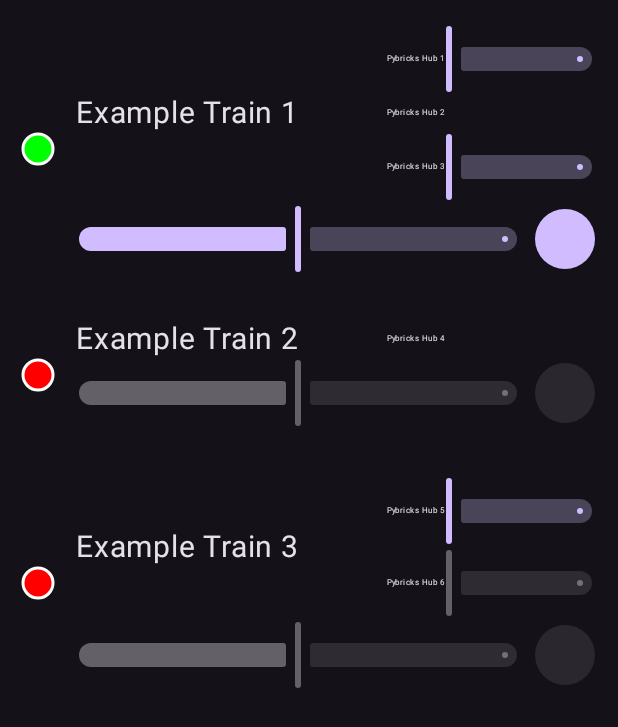
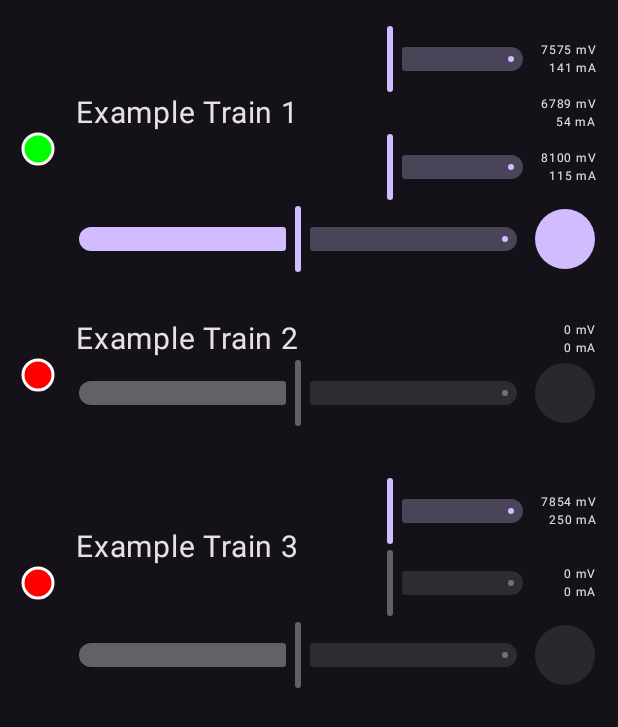
Before and after one commit to Tsar/lego_trains_control, an Android app built with Jetpack Compose: the @Preview function PreviewAllTrainControls, on a phone screen of 412 x 824 dp. Shown: the top 727 px of the screen. Run offline under Robolectric (Android 15) with nearby library versions, the phone set to English and light mode, and no system bars.

Commit message:
Displaying battery voltage and current

```diff
--- a/App/app/src/main/java/ru/tsar_ioann/legotrainscontrol/Train.kt
+++ b/App/app/src/main/java/ru/tsar_ioann/legotrainscontrol/Train.kt
@@ -1,6 +1,8 @@
 package ru.tsar_ioann.legotrainscontrol
 
+import androidx.compose.runtime.MutableIntState
 import androidx.compose.runtime.MutableState
+import androidx.compose.runtime.mutableIntStateOf
 import androidx.compose.runtime.mutableStateOf
 
 data class Train(
@@ -11,5 +13,7 @@ data class Train(
         val hubName: String,  // name which you gave to Pybricks Hub when installing Pybricks Firmware
         val hasLights: Boolean = false,
         val controllable: MutableState<Boolean> = mutableStateOf(false),
+        val voltage: MutableIntState = mutableIntStateOf(0),
+        val current: MutableIntState = mutableIntStateOf(0),
     )
 }
--- a/App/app/src/main/java/ru/tsar_ioann/legotrainscontrol/ui/AllTrainControls.kt
+++ b/App/app/src/main/java/ru/tsar_ioann/legotrainscontrol/ui/AllTrainControls.kt
@@ -5,6 +5,7 @@ import androidx.compose.foundation.layout.fillMaxSize
 import androidx.compose.foundation.layout.padding
 import androidx.compose.material3.Scaffold
 import androidx.compose.runtime.Composable
+import androidx.compose.runtime.mutableIntStateOf
 import androidx.compose.runtime.mutableStateOf
 import androidx.compose.runtime.remember
 import androidx.compose.ui.Modifier
@@ -41,20 +42,43 @@ fun PreviewAllTrainControls() {
             Train(
                 name = "Example Train 1",
                 locomotives = listOf(
-                    Train.Locomotive("Pybricks Hub 1", hasLights = true, controllable = remember { mutableStateOf(true) }),
-                    Train.Locomotive("Pybricks Hub 2", controllable = remember { mutableStateOf(true) }),
-                    Train.Locomotive("Pybricks Hub 3", hasLights = true, controllable = remember { mutableStateOf(true) }),
+                    Train.Locomotive(
+                        hubName = "Pybricks Hub 1",
+                        hasLights = true,
+                        controllable = remember { mutableStateOf(true) },
+                        voltage = remember { mutableIntStateOf(7575) },
+                        current = remember { mutableIntStateOf(141) },
+                    ),
+                    Train.Locomotive(
+                        hubName = "Pybricks Hub 2",
+                        controllable = remember { mutableStateOf(true) },
+                        voltage = remember { mutableIntStateOf(6789) },
+                        current = remember { mutableIntStateOf(54) },
+                    ),
+                    Train.Locomotive(
+                        hubName = "Pybricks Hub 3",
+                        hasLights = true,
+                        controllable = remember { mutableStateOf(true) },
+                        voltage = remember { mutableIntStateOf(8100) },
+                        current = remember { mutableIntStateOf(115) },
+                    ),
                 ),
             ),
             Train(
                 name = "Example Train 2",
-                locomotives = listOf(Train.Locomotive("Pybricks Hub 4")),
+                locomotives = listOf(Train.Locomotive(hubName = "Pybricks Hub 4")),
             ),
             Train(
                 name = "Example Train 3",
                 locomotives = listOf(
-                    Train.Locomotive("Pybricks Hub 5", hasLights = true, controllable = remember { mutableStateOf(true) }),
-                    Train.Locomotive("Pybricks Hub 6", hasLights = true),
+                    Train.Locomotive(
+                        hubName = "Pybricks Hub 5",
+                        hasLights = true,
+                        controllable = remember { mutableStateOf(true) },
+                        voltage = remember { mutableIntStateOf(7854) },
+                        current = remember { mutableIntStateOf(250) },
+                    ),
+                    Train.Locomotive(hubName = "Pybricks Hub 6", hasLights = true),
                 ),
             ),
         ),
--- a/App/app/src/main/java/ru/tsar_ioann/legotrainscontrol/ui/LocomotiveControls.kt
+++ b/App/app/src/main/java/ru/tsar_ioann/legotrainscontrol/ui/LocomotiveControls.kt
@@ -1,14 +1,21 @@
 package ru.tsar_ioann.legotrainscontrol.ui
 
 import androidx.compose.foundation.layout.Row
+import androidx.compose.foundation.layout.Spacer
 import androidx.compose.material3.Slider
 import androidx.compose.material3.Text
 import androidx.compose.runtime.Composable
 import androidx.compose.runtime.getValue
 import androidx.compose.runtime.mutableFloatStateOf
+import androidx.compose.runtime.mutableIntStateOf
 import androidx.compose.runtime.remember
 import androidx.compose.runtime.setValue
 import androidx.compose.ui.Alignment
+import androidx.compose.ui.Modifier
+import androidx.compose.ui.text.style.TextAlign
+import androidx.compose.ui.tooling.preview.Preview
+import androidx.compose.ui.tooling.preview.PreviewParameter
+import androidx.compose.ui.tooling.preview.PreviewParameterProvider
 import androidx.compose.ui.unit.sp
 import ru.tsar_ioann.legotrainscontrol.Train
 
@@ -17,7 +24,6 @@ fun LocomotiveControls(locomotive: Train.Locomotive, onLightsChanged: (Float) ->
     var lights by remember { mutableFloatStateOf(0f) }
 
     Row(verticalAlignment = Alignment.CenterVertically) {
-        Text(text = locomotive.hubName, fontSize = 5.sp)
         if (locomotive.hasLights) {
             Slider(
                 enabled = locomotive.controllable.value,
@@ -25,7 +31,40 @@ fun LocomotiveControls(locomotive: Train.Locomotive, onLightsChanged: (Float) ->
                 value = lights,
                 onValueChange = { lights = it },
                 onValueChangeFinished = { onLightsChanged(lights) },
+                modifier = Modifier.weight(2f),
             )
+        } else {
+            Spacer(modifier = Modifier.weight(2f))
         }
+        Text(
+            text = "${locomotive.voltage.intValue} mV\n${locomotive.current.intValue} mA",
+            textAlign = TextAlign.Right,
+            fontSize = 8.sp,
+            lineHeight = 12.sp,
+            modifier = Modifier.weight(1f),
+        )
     }
 }
+
+class LocomotivePreviewParameterProvider : PreviewParameterProvider<Train.Locomotive> {
+    override val values = sequenceOf(
+        Train.Locomotive(
+            hubName = "Pybricks Hub X",
+            hasLights = true,
+            voltage = mutableIntStateOf(7777),
+            current = mutableIntStateOf(120)
+        ),
+        Train.Locomotive(
+            hubName = "Pybricks Hub Y",
+            hasLights = false,
+            voltage = mutableIntStateOf(6878),
+            current = mutableIntStateOf(522)
+        ),
+    )
+}
+
+@Preview(showBackground = true)
+@Composable
+fun PreviewLocomotiveControls(@PreviewParameter(LocomotivePreviewParameterProvider::class) locomotive: Train.Locomotive) {
+    LocomotiveControls(locomotive = locomotive) {}
+}
--- a/App/app/src/main/java/ru/tsar_ioann/legotrainscontrol/ui/theme/Theme.kt
+++ b/App/app/src/main/java/ru/tsar_ioann/legotrainscontrol/ui/theme/Theme.kt
@@ -27,9 +27,7 @@ private val DarkColorScheme = darkColorScheme(
 fun LegoTrainsControlTheme(
     content: @Composable () -> Unit
 ) {
-    if (Build.VERSION.SDK_INT >= Build.VERSION_CODES.S) {
-        dynamicDarkColorScheme(LocalContext.current)
-    }
+    dynamicDarkColorScheme(LocalContext.current)
 
     MaterialTheme(
         colorScheme = DarkColorScheme,
```
Also changed, not shown: App/app/src/main/java/ru/tsar_ioann/legotrainscontrol/MainActivity.kt (+42 -32 lines).
